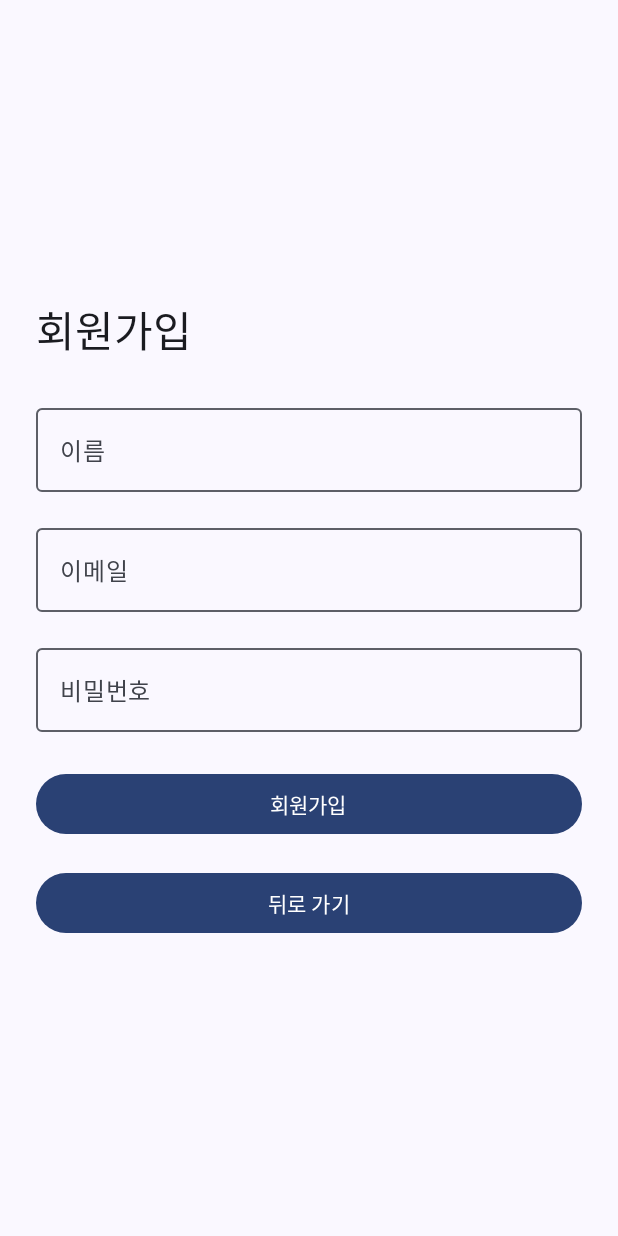
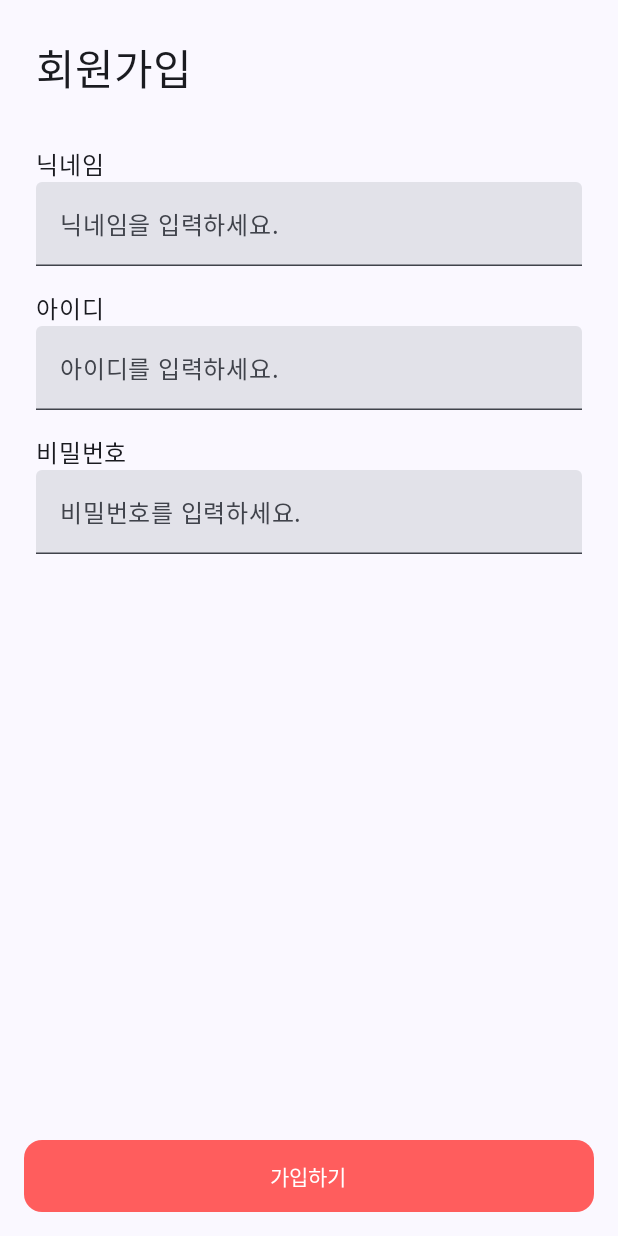
Before and after one commit to rokmcBum/ReCheck, an Android app built with Jetpack Compose: the RegisterScreen screen opened through its navigation route, on a phone screen of 412 x 824 dp. Run offline under Robolectric (Android 15) with nearby library versions, the phone set to English and light mode, and no system bars; our stand-ins replace Room's generated code.

Commit message:
style: apply style in registerScreen

```diff
--- a/app/src/main/java/com/example/recheck/uicomponent/RegisterScreen.kt
+++ b/app/src/main/java/com/example/recheck/uicomponent/RegisterScreen.kt
@@ -1,24 +1,31 @@
 import androidx.compose.foundation.layout.Arrangement
+import androidx.compose.foundation.layout.Box
 import androidx.compose.foundation.layout.Column
 import androidx.compose.foundation.layout.Spacer
 import androidx.compose.foundation.layout.fillMaxSize
 import androidx.compose.foundation.layout.fillMaxWidth
 import androidx.compose.foundation.layout.height
 import androidx.compose.foundation.layout.padding
+import androidx.compose.foundation.rememberScrollState
+import androidx.compose.foundation.shape.RoundedCornerShape
+import androidx.compose.foundation.verticalScroll
 import androidx.compose.material3.Button
+import androidx.compose.material3.ButtonDefaults
 import androidx.compose.material3.MaterialTheme
-import androidx.compose.material3.OutlinedTextField
 import androidx.compose.material3.Scaffold
 import androidx.compose.material3.SnackbarHost
 import androidx.compose.material3.SnackbarHostState
 import androidx.compose.material3.Text
+import androidx.compose.material3.TextField
 import androidx.compose.runtime.Composable
 import androidx.compose.runtime.getValue
 import androidx.compose.runtime.mutableStateOf
 import androidx.compose.runtime.remember
 import androidx.compose.runtime.rememberCoroutineScope
 import androidx.compose.runtime.setValue
+import androidx.compose.ui.Alignment
 import androidx.compose.ui.Modifier
+import androidx.compose.ui.graphics.Color
 import androidx.compose.ui.text.input.PasswordVisualTransformation
 import androidx.compose.ui.unit.dp
 import androidx.navigation.NavController
@@ -29,93 +36,106 @@ import kotlinx.coroutines.launch
 
 @Composable
 fun RegisterScreen(userViewModel: UserViewModel, navController: NavController) {
-    var name by remember { mutableStateOf("") }
-    var email by remember { mutableStateOf("") }
+    var nickname by remember { mutableStateOf("") }
+    var userId by remember { mutableStateOf("") }
     var password by remember { mutableStateOf("") }
 
     val snackbarHostState = remember { SnackbarHostState() }
     val coroutineScope = rememberCoroutineScope()
 
     Scaffold(
-        snackbarHost = {
-            SnackbarHost(hostState = snackbarHostState)
+        snackbarHost = { SnackbarHost(hostState = snackbarHostState) },
+        bottomBar = {
+            Box(
+                modifier = Modifier
+                    .fillMaxWidth()
+                    .padding(16.dp),
+                contentAlignment = Alignment.Center
+            ) {
+                Button(
+                    onClick = {
+                        if (nickname.isBlank() || userId.isBlank() || password.isBlank()) {
+                            coroutineScope.launch {
+                                snackbarHostState.showSnackbar("모든 항목을 입력해 주세요")
+                            }
+                        } else {
+                            userViewModel.insertUser(
+                                UserEntity(name = nickname, email = userId, password = password)
+                            ) { success ->
+                                if (success) {
+                                    navController.navigate(Routes.Welcome.route) {
+                                        popUpTo(Routes.Register.route) { inclusive = true }
+                                    }
+                                } else {
+                                    coroutineScope.launch {
+                                        snackbarHostState.showSnackbar("이미 존재하는 아이디입니다")
+                                    }
+                                }
+                            }
+                        }
+                    },
+                    colors = ButtonDefaults.buttonColors(containerColor = Color(0xFFFF5D5D)),
+                    modifier = Modifier
+                        .fillMaxWidth()
+                        .height(48.dp),
+                    shape = RoundedCornerShape(12.dp)
+                ) {
+                    Text("가입하기", color = Color.White)
+                }
+            }
         }
     ) { innerPadding ->
-
         Column(
             modifier = Modifier
+                .padding(innerPadding)
+                .padding(horizontal = 24.dp)
                 .fillMaxSize()
-                .padding(innerPadding)
-                .padding(24.dp),
-            verticalArrangement = Arrangement.Center
+                .verticalScroll(rememberScrollState()),
+            verticalArrangement = Arrangement.Top,
+            horizontalAlignment = Alignment.Start
         ) {
-            Text(text = "회원가입", style = MaterialTheme.typography.headlineMedium)
-
             Spacer(modifier = Modifier.height(24.dp))
 
-            OutlinedTextField(
-                value = name,
-                onValueChange = { name = it },
-                label = { Text("이름") },
-                modifier = Modifier.fillMaxWidth()
+            Text(
+                text = "회원가입",
+                style = MaterialTheme.typography.headlineMedium
+            )
+
+            Spacer(modifier = Modifier.height(32.dp))
+
+            Text(text = "닉네임")
+            TextField(
+                value = nickname,
+                onValueChange = { nickname = it },
+                placeholder = { Text("닉네임을 입력하세요.") },
+                modifier = Modifier
+                    .fillMaxWidth()
             )
 
             Spacer(modifier = Modifier.height(16.dp))
 
-            OutlinedTextField(
-                value = email,
-                onValueChange = { email = it },
-                label = { Text("이메일") },
-                modifier = Modifier.fillMaxWidth()
+            Text(text = "아이디")
+            TextField(
+                value = userId,
+                onValueChange = { userId = it },
+                placeholder = { Text("아이디를 입력하세요.") },
+                modifier = Modifier
+                    .fillMaxWidth()
             )
 
             Spacer(modifier = Modifier.height(16.dp))
 
-            OutlinedTextField(
+            Text(text = "비밀번호")
+            TextField(
                 value = password,
                 onValueChange = { password = it },
-                label = { Text("비밀번호") },
+                placeholder = { Text("비밀번호를 입력하세요.") },
                 visualTransformation = PasswordVisualTransformation(),
-                modifier = Modifier.fillMaxWidth()
+                modifier = Modifier
+                    .fillMaxWidth()
             )
 
-            Spacer(modifier = Modifier.height(24.dp))
-
-            Button(
-                onClick = {
-                    if (name.isBlank() || email.isBlank() || password.isBlank()) {
-                        coroutineScope.launch {
-                            snackbarHostState.showSnackbar("모든 항목을 입력해 주세요")
-                        }
-                    } else {
-                        userViewModel.insertUser(
-                            UserEntity(name = name, email = email, password = password)
-                        ) { success ->
-                            if (success) {
-                                navController.navigate(Routes.Login.route) {
-                                    popUpTo(Routes.Register.route) { inclusive = true }
-                                }
-                            } else {
-                                coroutineScope.launch {
-                                    snackbarHostState.showSnackbar("이미 존재하는 이메일입니다")
-                                }
-                            }
-                        }
-                    }
-                },
-                modifier = Modifier.fillMaxWidth()
-            ) {
-                Text("회원가입")
-            }
-
-            Spacer(modifier = Modifier.height(18.dp))
-
-            Button(
-                onClick = { navController.popBackStack() },
-                modifier = Modifier.fillMaxWidth()
-            ) {
-                Text("뒤로 가기")
-            }
+            Spacer(modifier = Modifier.height(80.dp)) // 버튼 가리기 방지용 여백
         }
     }
 }
```
